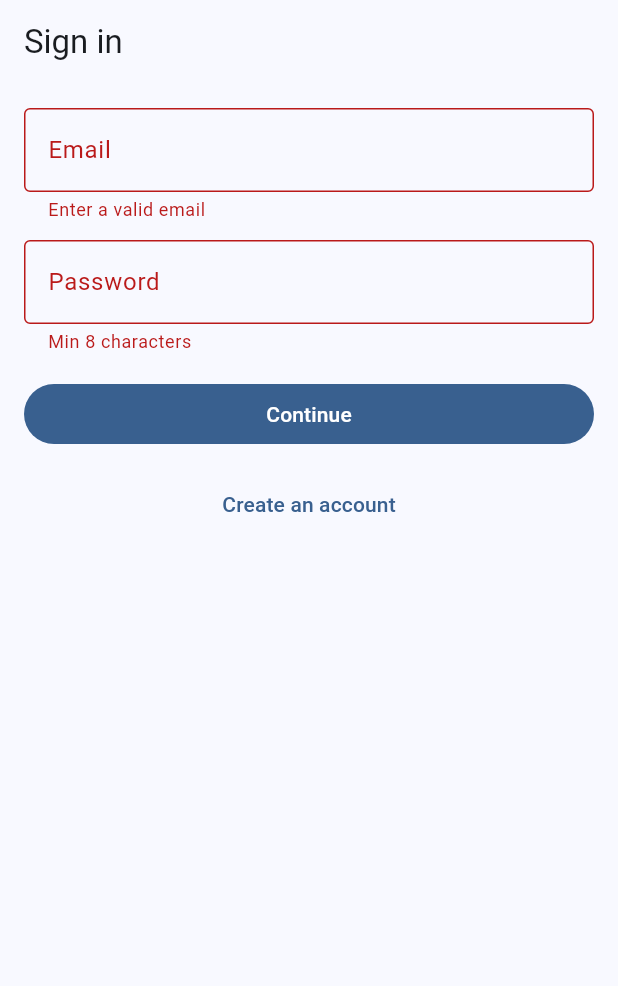
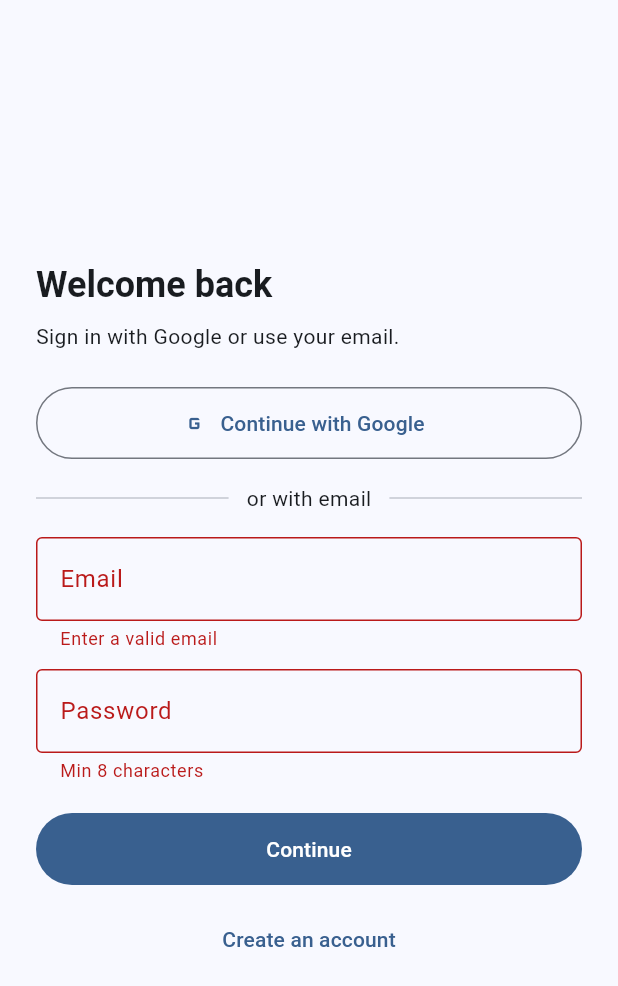
Before and after one commit to ejazhasnaat/eftar_wellness, a Flutter app: the screen it shows after launch, after a tap on "Continue", on a phone screen of 412 x 824 dp. Shown: the top 986 px of the screen. Run offline on Flutter 3.47's test engine with Material 3 defaults, Android fonts, the phone set to English and light mode, and no system bars; our stand-ins replace flutter_dotenv, flutter_riverpod, flutter_tts, geocoding, geolocator, go_router and 3 more; accounts and stored records are empty; network calls fail.

Commit message:
Revamp auth screens with modern layout

```diff
--- a/lib/features/auth/presentation/sign_in_screen.dart
+++ b/lib/features/auth/presentation/sign_in_screen.dart
@@ -1,6 +1,7 @@
 import 'package:flutter/material.dart';
 import 'package:go_router/go_router.dart';
-import 'package:supabase_flutter/supabase_flutter.dart';
+import 'package:supabase_flutter/supabase_flutter.dart' as sb;
+
 import '../../../shared/services/snack.dart';
 
 class SignInScreen extends StatefulWidget {
@@ -15,6 +16,7 @@ class _SignInScreenState extends State<SignInScreen> {
   final _email = TextEditingController();
   final _password = TextEditingController();
   bool _loading = false;
+  final _sb = sb.Supabase.instance.client;
 
   @override
   void dispose() {
@@ -27,13 +29,13 @@ class _SignInScreenState extends State<SignInScreen> {
     if (!_form.currentState!.validate()) return;
     setState(() => _loading = true);
     try {
-      await Supabase.instance.client.auth.signInWithPassword(
+      await _sb.auth.signInWithPassword(
         email: _email.text.trim(),
         password: _password.text,
       );
       if (!mounted) return;
       context.go('/post-register');
-    } on AuthException catch (e) {
+    } on sb.AuthException catch (e) {
       showSnack(context, e.message);
     } catch (_) {
       showSnack(context, 'Something went wrong');
@@ -42,32 +44,91 @@ class _SignInScreenState extends State<SignInScreen> {
     }
   }
 
+  Future<void> _signInWithGoogle() async {
+    setState(() => _loading = true);
+    try {
+      await _sb.auth.signInWithOAuth(sb.OAuthProvider.google);
+      if (!mounted) return;
+      context.go('/post-register');
+    } on sb.AuthException catch (e) {
+      showSnack(context, e.message);
+    } catch (_) {
+      showSnack(context, 'Google sign-in failed. Please try again.');
+    } finally {
+      if (mounted) setState(() => _loading = false);
+    }
+  }
+
   @override
   Widget build(BuildContext context) {
+    final theme = Theme.of(context);
     return Scaffold(
-      appBar: AppBar(title: const Text('Sign in')),
-      body: Form(
+      body: SafeArea(
+        child: Center(
+          child: SingleChildScrollView(
+            padding: const EdgeInsets.all(24),
+            child: Form(
               key: _form,
-        child: ListView(
-          padding: const EdgeInsets.all(16),
+              child: Column(
+                crossAxisAlignment: CrossAxisAlignment.stretch,
                 children: [
+                  Text('Welcome back',
+                      style: theme.textTheme.headlineSmall
+                          ?.copyWith(fontWeight: FontWeight.w700)),
+                  const SizedBox(height: 8),
+                  Text('Sign in with Google or use your email.',
+                      style: theme.textTheme.bodyMedium),
+                  const SizedBox(height: 24),
+                  SizedBox(
+                    height: 48,
+                    child: OutlinedButton.icon(
+                      onPressed: _loading ? null : _signInWithGoogle,
+                      icon: const Icon(Icons.g_mobiledata),
+                      label: const Text('Continue with Google'),
+                    ),
+                  ),
+                  const SizedBox(height: 16),
+                  Row(
+                    children: const [
+                      Expanded(child: Divider()),
+                      Padding(
+                        padding: EdgeInsets.symmetric(horizontal: 12),
+                        child: Text('or with email'),
+                      ),
+                      Expanded(child: Divider()),
+                    ],
+                  ),
+                  const SizedBox(height: 16),
                   TextFormField(
                     controller: _email,
-              decoration: const InputDecoration(labelText: 'Email'),
+                    decoration: const InputDecoration(
+                      labelText: 'Email',
+                      border: OutlineInputBorder(),
+                    ),
                     keyboardType: TextInputType.emailAddress,
-              validator: (v) => (v == null || !v.contains('@')) ? 'Enter a valid email' : null,
+                    validator: (v) =>
+                        (v == null || !v.contains('@')) ? 'Enter a valid email' : null,
                   ),
                   const SizedBox(height: 12),
                   TextFormField(
                     controller: _password,
-              decoration: const InputDecoration(labelText: 'Password'),
+                    decoration: const InputDecoration(
+                      labelText: 'Password',
+                      border: OutlineInputBorder(),
+                    ),
                     obscureText: true,
-              validator: (v) => (v == null || v.length < 8) ? 'Min 8 characters' : null,
+                    validator: (v) =>
+                        (v == null || v.length < 8) ? 'Min 8 characters' : null,
                   ),
-            const SizedBox(height: 16),
-            FilledButton(
+                  const SizedBox(height: 20),
+                  SizedBox(
+                    height: 48,
+                    child: FilledButton(
                       onPressed: _loading ? null : _submit,
-              child: _loading ? const CircularProgressIndicator() : const Text('Continue'),
+                      child: _loading
+                          ? const CircularProgressIndicator()
+                          : const Text('Continue'),
+                    ),
                   ),
                   const SizedBox(height: 12),
                   TextButton(
@@ -77,6 +138,9 @@ class _SignInScreenState extends State<SignInScreen> {
                 ],
               ),
             ),
+          ),
+        ),
+      ),
     );
   }
 }
--- a/lib/features/auth/presentation/signup_screen.dart
+++ b/lib/features/auth/presentation/signup_screen.dart
@@ -305,8 +305,8 @@ class _SignUpScreenState extends State<SignUpScreen> {
           );
 
     return Scaffold(
-      appBar: AppBar(title: const Text('Create your account')),
-      body: AbsorbPointer(
+      body: SafeArea(
+        child: AbsorbPointer(
           absorbing: _busy,
           child: Stack(
             children: [
@@ -314,7 +314,7 @@ class _SignUpScreenState extends State<SignUpScreen> {
                 duration: const Duration(milliseconds: 200),
                 opacity: _busy ? 0.5 : 1,
                 child: SingleChildScrollView(
-                padding: const EdgeInsets.all(16),
+                  padding: const EdgeInsets.all(24),
                   child: Center(
                     child: ConstrainedBox(
                       constraints: const BoxConstraints(maxWidth: 520),
@@ -325,10 +325,12 @@ class _SignUpScreenState extends State<SignUpScreen> {
                           banner,
                           if (_infoBanner != null) const SizedBox(height: 8),
 
-                        Text('Welcome to EFTAR',
-                            style: theme.textTheme.headlineSmall?.copyWith(fontWeight: FontWeight.w700)),
+                          Text('Create your account',
+                              style: theme.textTheme.headlineSmall
+                                  ?.copyWith(fontWeight: FontWeight.w700)),
                           const SizedBox(height: 8),
-                        Text('Join with Google or continue with email.', style: theme.textTheme.bodyMedium),
+                          Text('Join with Google or continue with email.',
+                              style: theme.textTheme.bodyMedium),
                           const SizedBox(height: 20),
 
                         SizedBox(
```
Lines whose indentation alone changed are shown as unchanged.
